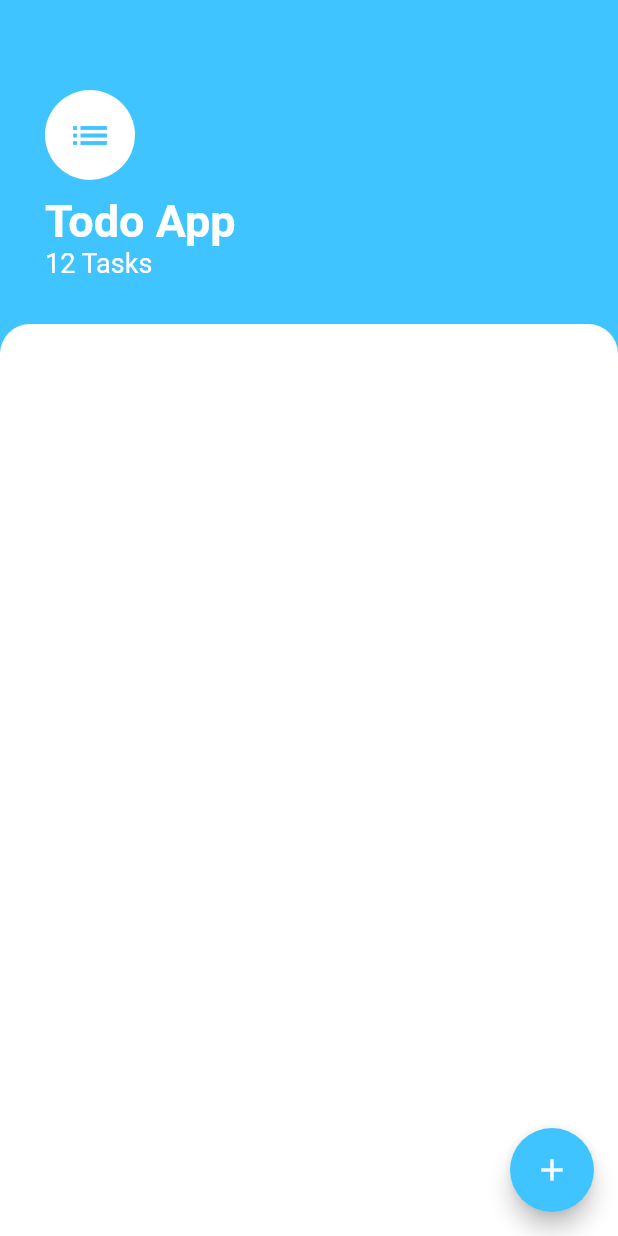
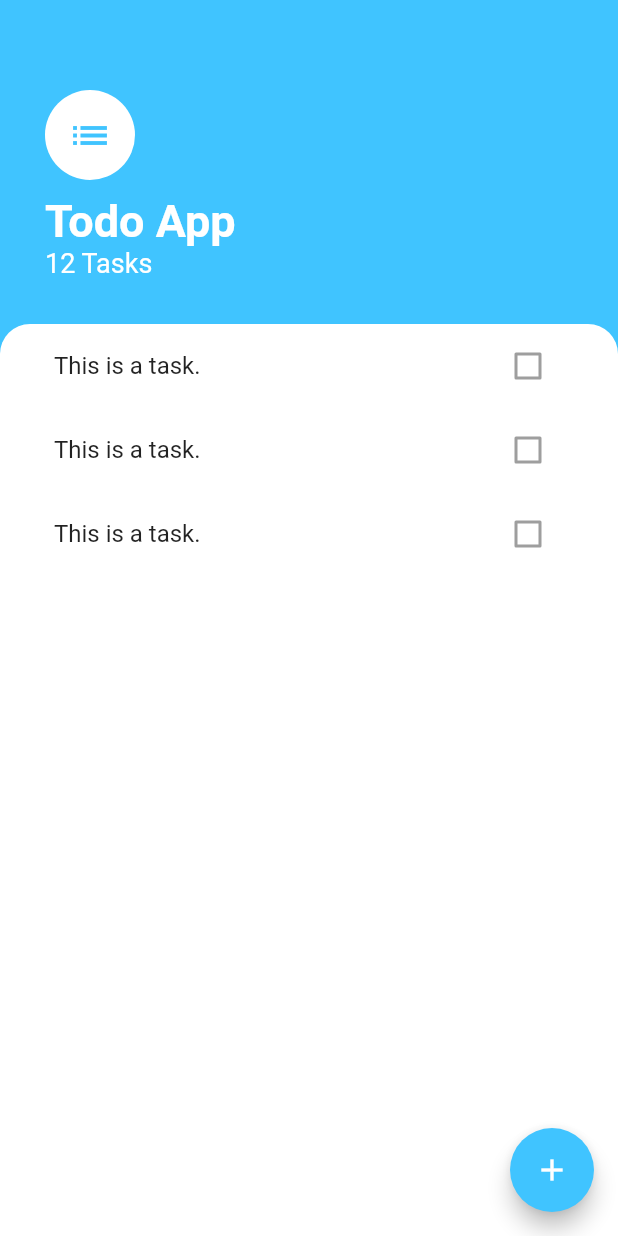
Before and after one commit to FrankyDesigner123/todo_prototype_flutter, a Flutter app: the screen it shows after launch, on a phone screen of 412 x 824 dp. Run offline on Flutter 3.47's test engine with Material 2 defaults, Android fonts, the phone set to English and light mode, and no system bars.

Commit message:
ListView

```diff
--- a/lib/screens/tasks_screen.dart
+++ b/lib/screens/tasks_screen.dart
@@ -1,4 +1,5 @@
 import 'package:flutter/material.dart';
+import 'package:prototype1_todo/widgets/tasks_list.dart';
 
 class TasksScreen extends StatelessWidget {
   @override
@@ -8,6 +9,9 @@ class TasksScreen extends StatelessWidget {
       floatingActionButton: FloatingActionButton(
         backgroundColor: Colors.lightBlueAccent,
         child: Icon(Icons.add),
+        onPressed: () {
+          //
+        },
       ),
       body: Column(
         crossAxisAlignment: CrossAxisAlignment.start,
@@ -56,6 +60,9 @@ class TasksScreen extends StatelessWidget {
           ),
           Expanded(
             child: Container(
+              padding: EdgeInsets.symmetric(
+                horizontal: 20.0,
+              ),
               decoration: BoxDecoration(
                 color: Colors.white,
                 borderRadius: BorderRadius.only(
@@ -63,6 +70,7 @@ class TasksScreen extends StatelessWidget {
                   topRight: Radius.circular(20.0),
                 ),
               ),
+              child: TasksList(),
             ),
           )
         ],
--- /dev/null
+++ b/lib/widgets/tasks_list.dart
@@ -0,0 +1,15 @@
+import 'package:flutter/material.dart';
+import 'package:prototype1_todo/widgets/tasks_tile.dart';
+
+class TasksList extends StatelessWidget {
+  @override
+  Widget build(BuildContext context) {
+    return ListView(
+      children: <Widget>[
+        TaskTile(),
+        TaskTile(),
+        TaskTile(),
+      ],
+    );
+  }
+}
--- /dev/null
+++ b/lib/widgets/tasks_tile.dart
@@ -0,0 +1,13 @@
+import 'package:flutter/material.dart';
+
+class TaskTile extends StatelessWidget {
+  @override
+  Widget build(BuildContext context) {
+    return ListTile(
+      title: Text("This is a task."),
+      trailing: Checkbox(
+        value: false,
+      ),
+    );
+  }
+}
```
